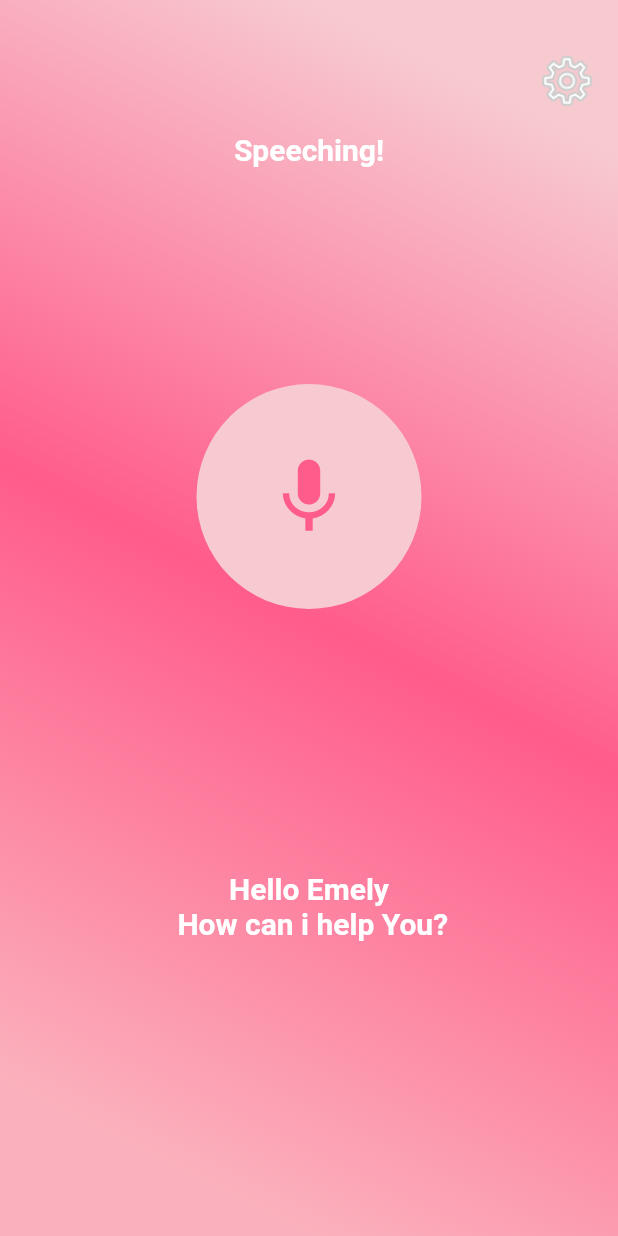
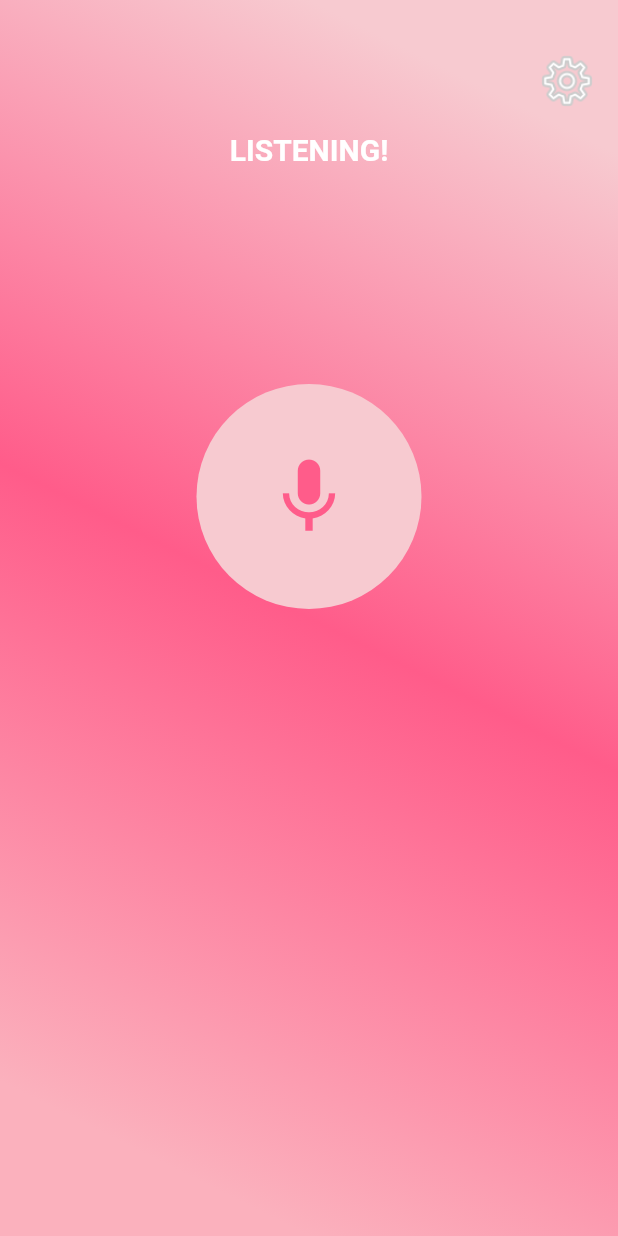
Before and after one commit to HidiAlgo/flutter_speech_app, a Flutter app: the MainScreen screen opened directly, after a tap on the "mic none" icon, on a phone screen of 412 x 824 dp. Run offline on Flutter 3.47's test engine with Material 2 defaults, Android fonts, the phone set to English and light mode, and no system bars; drawn by our look-alikes of avatar_glow; our stand-ins replace shared_preferences, speech_to_text; accounts and stored records are empty.

Commit message:
speech to text applied

```diff
--- a/lib/screens/main_screen.dart
+++ b/lib/screens/main_screen.dart
@@ -1,5 +1,9 @@
+import 'dart:math';
 import 'package:avatar_glow/avatar_glow.dart';
 import 'package:flutter/material.dart';
+import 'package:speech_to_text/speech_recognition_error.dart';
+import 'package:speech_to_text/speech_recognition_result.dart';
+import 'package:speech_to_text/speech_to_text.dart';
 
 class MainScreen extends StatefulWidget {
 
@@ -9,9 +13,36 @@ class MainScreen extends StatefulWidget {
 }
 
 class _MainScreenState extends State<MainScreen> {
-  String _speechText = "TAP START TO SPEECH";
+
   bool isListening = false;
-  String text = "Hello Emely \n How can i help You?";
+  bool _hasSpeech = false;
+  bool _logEvents = false;
+  double level = 0.0;
+  double minSoundLevel = 50000;
+  double maxSoundLevel = -50000;
+  String lastWords = 'Hello Emely \n How can i help You?';
+  String lastError = '';
+  String lastStatus = '';
+  String _currentLocaleId = 'en_US';
+  final SpeechToText speech = SpeechToText();
+
+  //INITIALIZE THE SPEECH INSTANCE
+  Future<void> initSpeechState() async {
+    _logEvent('Initialize');
+    var hasSpeech = await speech.initialize(
+        onError: errorListener,
+        onStatus: statusListener,
+        debugLogging: true,
+        finalTimeout: Duration(milliseconds: 0));
+
+
+    if (!mounted) return;
+
+    setState(() {
+      _hasSpeech = hasSpeech;
+    });
+
+  }
 
 
 
@@ -19,10 +50,13 @@ class _MainScreenState extends State<MainScreen> {
   void initState() {
     // TODO: implement initState
     super.initState();
+    //INITIALIZE THE SPEECH INSTANCE WHEN APPLICATION STARTED
+    initSpeechState();
 
   }
   @override
   Widget build(BuildContext context) {
+    //MAIN WINDOW USER INTERFACES
     return Container(
       decoration: BoxDecoration(
           gradient: LinearGradient(
@@ -59,7 +93,7 @@ class _MainScreenState extends State<MainScreen> {
 
                       ],
                     ),
-                    Text( !isListening ? _speechText : "Speeching!", style: TextStyle(
+                    Text( !isListening ? "TAP START TO SPEECH" : "LISTENING!", style: TextStyle(
                       color: Colors.white,
                       fontSize: 20,
                       fontWeight: FontWeight.bold
@@ -71,8 +105,8 @@ class _MainScreenState extends State<MainScreen> {
                       animate: isListening,
                       glowColor: Color(0xFFF7CAD0),
                       endRadius: 150.0,
-                      duration: Duration(milliseconds: 1000),
-                      repeatPauseDuration: Duration(milliseconds: 800),
+                      duration: Duration(milliseconds: 800),
+                      repeatPauseDuration: Duration(milliseconds: 600),
                       repeat: true,
                       child: Container(
                         width: 150.0,
@@ -86,34 +120,37 @@ class _MainScreenState extends State<MainScreen> {
                           elevation: 0.0,
                           child: Icon(isListening ? Icons.mic : Icons.mic_none,color: Color(0xFFFF5C8A),size: 60,),
                           onPressed: () {
-                           // onListen();
-                            //toggleRecording();
+
+                            //STARTING BUTTON GLOWER AND SOUND LISTENER
                             if(!isListening){
                               setState(() {
                                 isListening = true;
+                                startListening();
                               });
 
                             }else{
+                              //STOPPING BUTTON GLOWER AND LISTENER WHEN PRESSING AGAIN
                               setState(() {
                                 isListening = false;
+                                speech.stop();
                               });
                             }
                           },
                         ),
                       ),
-
-
-
-
                     ),
 
                     SizedBox(height: 100,),
-                    Text(text,
-                      textAlign: TextAlign.center,
-                      style: TextStyle(
-                      color: Colors.white,
-                      fontSize: 20,
-                      fontWeight: FontWeight.bold,
+                    Padding(
+                      padding: const EdgeInsets.all(16.0),
+                      //HERE SHOW THE RECOGNIZED TEXT FROM LISTENER
+                      child: Text(lastWords,
+                        textAlign: TextAlign.center,
+                        style: TextStyle(
+                        color: Colors.white,
+                        fontSize: 20,
+                        fontWeight: FontWeight.bold,
+                        ),
                       ),
                     ),
 
@@ -127,7 +164,68 @@ class _MainScreenState extends State<MainScreen> {
     );
   }
 
+  void statusListener(String status) {
+    _logEvent(
+        'Received listener status: $status, listening: ${speech.isListening}');
+    setState(() {
+      lastStatus = '$status';
+    });
+  }
 
+  void errorListener(SpeechRecognitionError error) {
+    _logEvent(
+        'Received error status: $error, listening: ${speech.isListening}');
+    setState(() {
+      lastError = '${error.errorMsg} - ${error.permanent}';
+    });
+  }
 
+  void _logEvent(String eventDescription) {
+    if (_logEvents) {
+      var eventTime = DateTime.now().toIso8601String();
+      print('$eventTime $eventDescription');
+    }
+  }
+
+    //SPEECH LISTENER
+  void startListening() {
+    setState(() {
+      isListening = true;
+    });
+
+    _logEvent('start listening');
+    lastWords = '';
+    lastError = '';
+    speech.listen(
+        onResult: resultListener,
+        listenFor: Duration(seconds: 30),
+        pauseFor: Duration(seconds: 5),
+        partialResults: true,
+        localeId: _currentLocaleId,
+        onSoundLevelChange: soundLevelListener,
+        cancelOnError: true,
+        listenMode: ListenMode.confirmation);
+    setState(() {});
+  }
+
+  void resultListener(SpeechRecognitionResult result) {
+    _logEvent(
+        'Result listener final: ${result.finalResult}, words: ${result.recognizedWords}');
+    setState(() {
+
+      lastWords = '${result.recognizedWords}';
+      isListening = !result.finalResult;//button glowing is ended when the stop speeching.
+
+    });
+  }
+
+  void soundLevelListener(double level) {
+    minSoundLevel = min(minSoundLevel, level);
+    maxSoundLevel = max(maxSoundLevel, level);
+    _logEvent('sound level $level: $minSoundLevel - $maxSoundLevel ');
+    setState(() {
+      this.level = level;
+    });
+  }
 
 }
--- a/pubspec.yaml
+++ b/pubspec.yaml
@@ -31,7 +31,8 @@ dependencies:
   intl: ^0.17.0
   avatar_glow: ^2.0.1
   shared_preferences: ^2.0.6
-  highlight_text: ^1.1.0
+  speech_to_text: ^5.0.0
+
 
 
 
```
Also changed, not shown: pubspec.lock.
